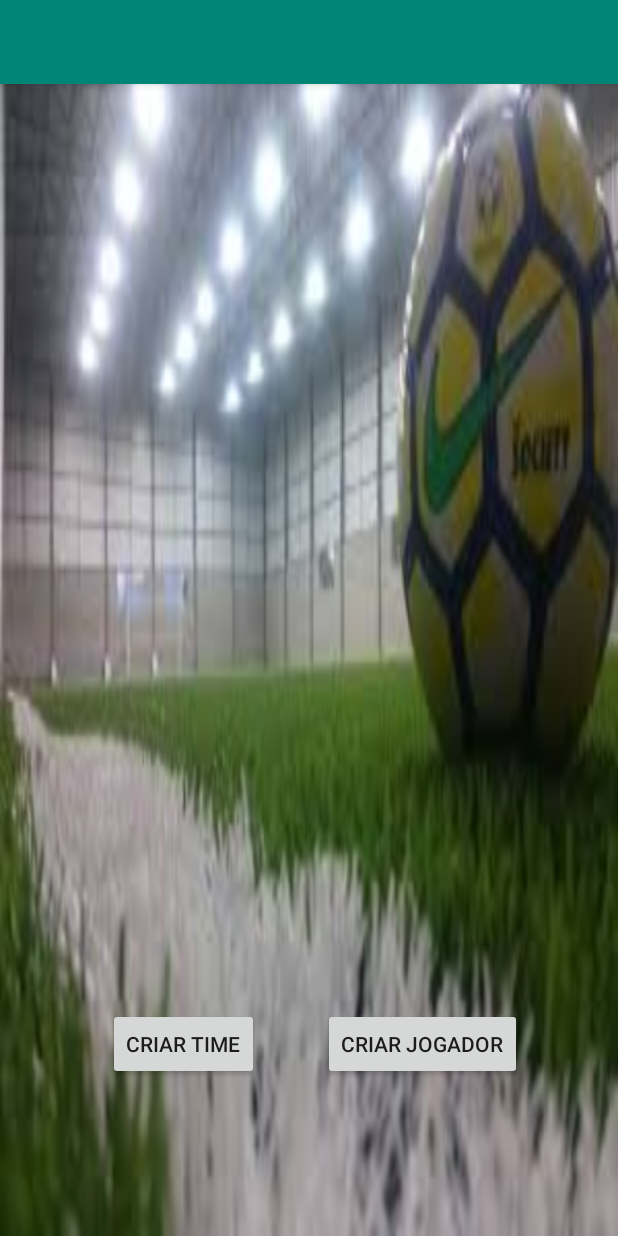
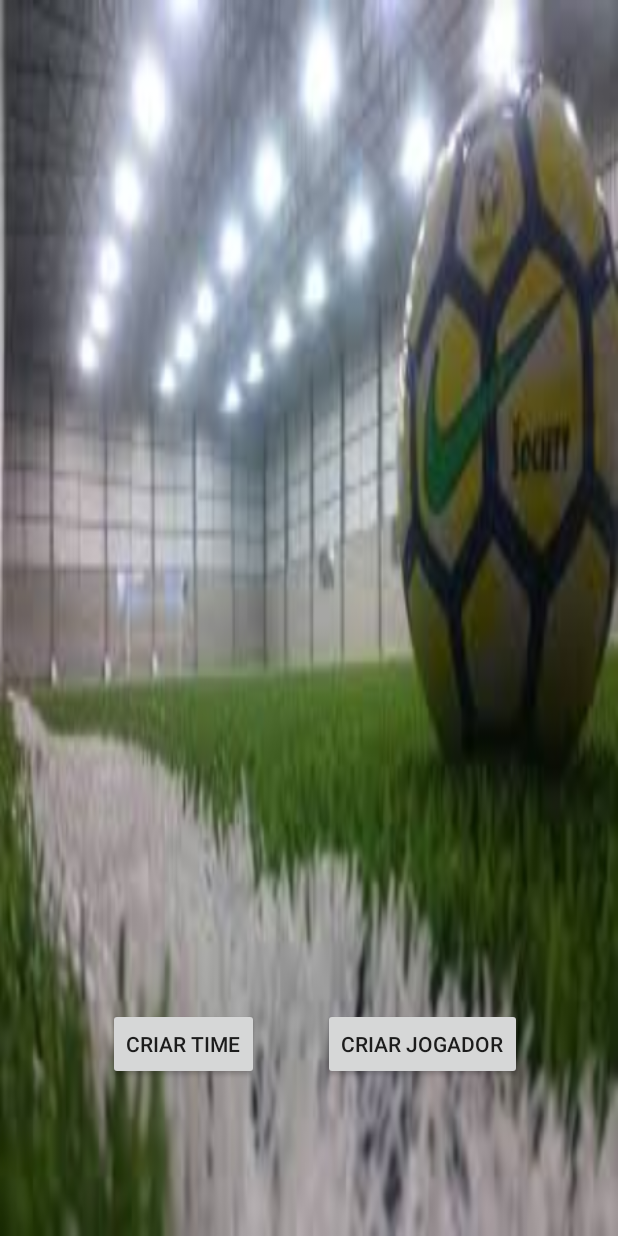
Before and after one commit to LeonardoCesca/soccer-app, an Android app: the screen it shows after launch (MainActivity), on a phone screen of 412 x 824 dp. Run offline under Robolectric (Android 15) with nearby library versions, the phone set to English and light mode, and no system bars.

Commit message:
REMOVE AppBarLayout into Main Activity

```diff
--- a/app/src/main/java/com/example/soccerapp/PlayerActivity.java
+++ b/app/src/main/java/com/example/soccerapp/PlayerActivity.java
@@ -10,5 +10,7 @@ public class PlayerActivity extends AppCompatActivity {
     protected void onCreate(Bundle savedInstanceState) {
         super.onCreate(savedInstanceState);
         setContentView(R.layout.activity_player);
+
+
     }
 }
--- a/app/src/main/res/layout/activity_main.xml
+++ b/app/src/main/res/layout/activity_main.xml
@@ -5,22 +5,7 @@
     android:layout_width="match_parent"
     android:layout_height="match_parent"
     tools:context=".MainActivity"
-    android:background="@drawable/imagemfundo"
-    >
-
-    <com.google.android.material.appbar.AppBarLayout
-        android:layout_width="match_parent"
-        android:layout_height="wrap_content"
-        android:theme="@style/AppTheme.AppBarOverlay">
-
-        <androidx.appcompat.widget.Toolbar
-            android:id="@+id/toolbar"
-            android:layout_width="match_parent"
-            android:layout_height="?attr/actionBarSize"
-            android:background="?attr/colorPrimary"
-            app:popupTheme="@style/AppTheme.PopupOverlay" />
-
-    </com.google.android.material.appbar.AppBarLayout>
+    android:background="@drawable/imagemfundo">
 
     <include layout="@layout/content_main" />
 
```
